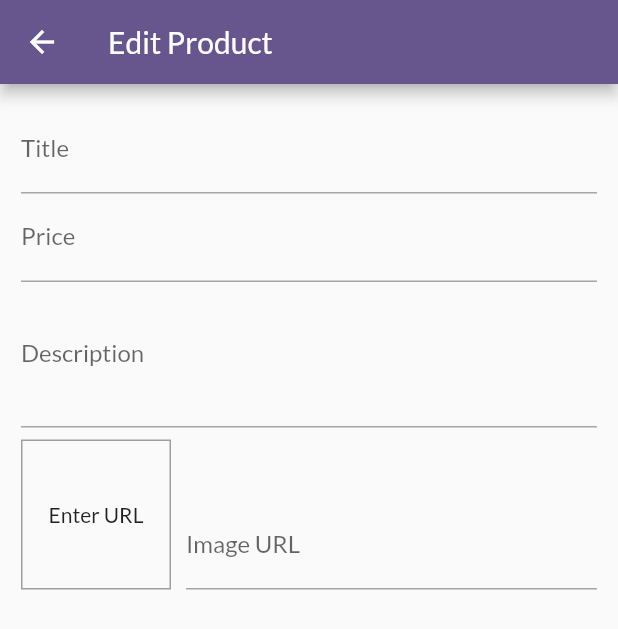
After one commit to Sparsh-R17/Shop-App, a Flutter app: the EditProductScreen screen opened by its route, on a phone screen of 412 x 824 dp. The commit adds this screen. Shown: the top 629 px of the screen. Run offline on Flutter 3.47's test engine with Material 2 defaults, Android fonts, the phone set to English and light mode, and no system bars; our stand-ins replace google_fonts; network calls fail.

Commit message:
EditProduct Form Created

```diff
--- a/lib/main.dart
+++ b/lib/main.dart
@@ -10,6 +10,8 @@ import './screens/products_overview_screen.dart';
 import './screens/product_detail_screen.dart';
 import './screens/cart_screen.dart';
 import './screens/orders_screen.dart';
+import './screens/user_product_screen.dart';
+import './screens/edit_product_screen.dart';
 
 import './providers/product_provider.dart';
 import './providers/cart_provider.dart';
@@ -57,6 +59,8 @@ class MyApp extends StatelessWidget {
           ProductDetailScreen.routeName: (ctx) => const ProductDetailScreen(),
           CartScreen.routeName: (ctx) => const CartScreen(),
           OrdersScreen.routeName: (ctx) => const OrdersScreen(),
+          UserProductScreen.routeName: (ctx) => const UserProductScreen(),
+          EditProductScreen.routeName: (ctx) => const EditProductScreen(),
         },
       ),
     );
--- a/lib/providers/product_provider.dart
+++ b/lib/providers/product_provider.dart
@@ -1,5 +1,4 @@
 import 'package:flutter/material.dart';
-import 'package:shop_app/widgets/product_item.dart';
 
 import '../models/product.dart';
 
--- a/lib/screens/cart_screen.dart
+++ b/lib/screens/cart_screen.dart
@@ -11,7 +11,7 @@ class CartScreen extends StatelessWidget {
 
   @override
   Widget build(BuildContext context) {
-    final cart = Provider.of<Cart>(context, listen: false);
+    final cart = Provider.of<Cart>(context);
     return Scaffold(
       appBar: AppBar(
         title: const Text('Add to Cart'),
--- /dev/null
+++ b/lib/screens/edit_product_screen.dart
@@ -0,0 +1,120 @@
+import 'package:flutter/material.dart';
+
+class EditProductScreen extends StatefulWidget {
+  static const routeName = '/edit-product';
+  const EditProductScreen({super.key});
+
+  @override
+  State<EditProductScreen> createState() => _EditProductScreenState();
+}
+
+class _EditProductScreenState extends State<EditProductScreen> {
+  final _priceFocusNode = FocusNode();
+  final _descriptionFocusNode = FocusNode();
+  final _imageUrlController = TextEditingController();
+  final _imageUrlFocusNode = FocusNode();
+
+  @override
+  void initState() {
+    _imageUrlFocusNode.addListener(_updateImageUrl);
+    super.initState();
+  }
+
+  void _updateImageUrl() {
+    if (!_imageUrlFocusNode.hasFocus) {
+      setState(() {});
+    }
+  }
+
+  //To dispose the memory node is having once user leaves this state/page
+  @override
+  void dispose() {
+    _imageUrlFocusNode.removeListener(_updateImageUrl);
+    _priceFocusNode.dispose();
+    _descriptionFocusNode.dispose();
+    _imageUrlController.dispose();
+    _imageUrlFocusNode.dispose();
+    super.dispose();
+  }
+
+  @override
+  Widget build(BuildContext context) {
+    return Scaffold(
+      appBar: AppBar(
+        title: const Text('Edit Product'),
+      ),
+      body: Padding(
+        padding: const EdgeInsets.all(14.0),
+        child: Form(
+          child: ListView(
+            children: [
+              TextFormField(
+                decoration: const InputDecoration(
+                  labelText: 'Title',
+                ),
+                textInputAction: TextInputAction.next,
+                onFieldSubmitted: (_) {
+                  FocusScope.of(context).requestFocus(_priceFocusNode);
+                },
+              ),
+              TextFormField(
+                decoration: const InputDecoration(
+                  labelText: 'Price',
+                ),
+                textInputAction: TextInputAction.next,
+                keyboardType: TextInputType.number,
+                focusNode: _priceFocusNode,
+                onFieldSubmitted: (_) {
+                  FocusScope.of(context).requestFocus(_descriptionFocusNode);
+                },
+              ),
+              TextFormField(
+                decoration: const InputDecoration(
+                  labelText: 'Description',
+                ),
+                maxLines: 3,
+                keyboardType: TextInputType.multiline,
+                focusNode: _descriptionFocusNode,
+              ),
+              Row(
+                crossAxisAlignment: CrossAxisAlignment.end,
+                children: [
+                  Container(
+                    width: 100,
+                    height: 100,
+                    margin: const EdgeInsets.only(
+                      top: 8,
+                      right: 10,
+                    ),
+                    decoration: BoxDecoration(
+                      border: Border.all(
+                        width: 1,
+                        color: Colors.grey,
+                      ),
+                    ),
+                    child: _imageUrlController.text.isEmpty
+                        ? const Center(
+                            child: Text('Enter URL'),
+                          )
+                        : Image.network(_imageUrlController.text),
+                  ),
+                  Expanded(
+                    child: TextFormField(
+                      decoration: const InputDecoration(
+                        label: Text('Image URL'),
+                      ),
+                      keyboardType: TextInputType.url,
+                      textInputAction: TextInputAction.done,
+                      controller: _imageUrlController,
+                      focusNode: _imageUrlFocusNode,
+                    ),
+                  ),
+                ],
+              )
+            ],
+          ),
+        ),
+      ),
+    );
+  }
+}
```
Also changed, not shown: lib/providers/cart_provider.dart (+20 -0 lines), lib/screens/user_product_screen.dart (added, +50 -0 lines), lib/widgets/cart_item.dart (+19 -0 lines), lib/widgets/custom_drawer.dart (+12 -1 lines), lib/widgets/product_item.dart (+10 -0 lines), lib/widgets/user_product_item.dart (added, +38 -0 lines).
